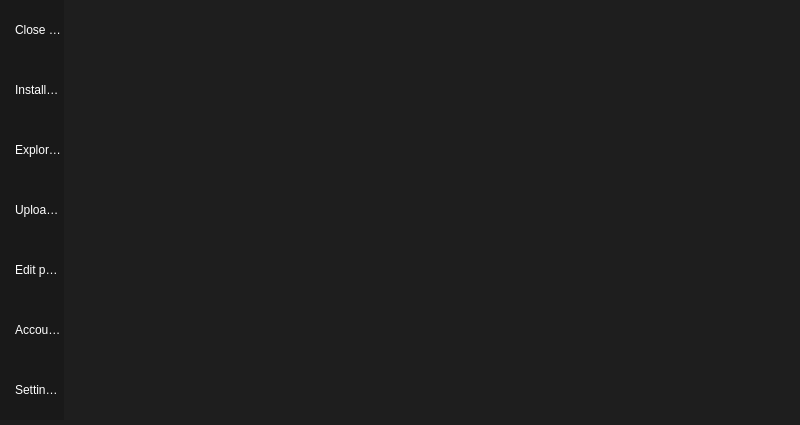
Qt form ui/gui.ui (horsy-ml/horsy) before a commit.
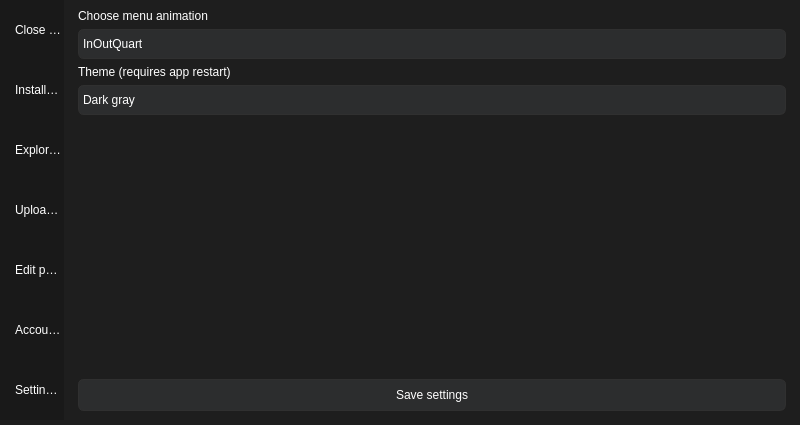
The same form after that commit. The open tabs and pages were chosen to show the change. Icons and pictures are not drawn.

Commit message: finished gui layout

Patch:
```diff
--- a/ui/gui.ui
+++ b/ui/gui.ui
@@ -1262,7 +1262,122 @@
         </item>
        </layout>
       </widget>
-      <widget class="QWidget" name="gui_settings_page"/>
+      <widget class="QWidget" name="gui_settings_page">
+       <layout class="QVBoxLayout" name="verticalLayout_11">
+        <item>
+         <widget class="QWidget" name="settings_lay" native="true">
+          <layout class="QVBoxLayout" name="verticalLayout_10">
+           <property name="leftMargin">
+            <number>0</number>
+           </property>
+           <property name="topMargin">
+            <number>0</number>
+           </property>
+           <property name="rightMargin">
+            <number>0</number>
+           </property>
+           <property name="bottomMargin">
+            <number>0</number>
+           </property>
+           <item>
+            <widget class="QLabel" name="choose_animation_label">
+             <property name="text">
+              <string>Choose menu animation</string>
+             </property>
+            </widget>
+           </item>
+           <item>
+            <widget class="QComboBox" name="choose_animation_box">
+             <property name="minimumSize">
+              <size>
+               <width>0</width>
+               <height>30</height>
+              </size>
+             </property>
+             <item>
+              <property name="text">
+               <string>InOutQuart</string>
+              </property>
+             </item>
+             <item>
+              <property name="text">
+               <string>InOutBack</string>
+              </property>
+             </item>
+             <item>
+              <property name="text">
+               <string>InOutBounce</string>
+              </property>
+             </item>
+             <item>
+              <property name="text">
+               <string>OutBack</string>
+              </property>
+             </item>
+             <item>
+              <property name="text">
+               <string>OutElastic</string>
+              </property>
+             </item>
+            </widget>
+           </item>
+           <item>
+            <widget class="QLabel" name="choose_theme_label">
+             <property name="text">
+              <string>Theme (requires app restart)</string>
+             </property>
+            </widget>
+           </item>
+           <item>
+            <widget class="QComboBox" name="choose_theme_box">
+             <property name="minimumSize">
+              <size>
+               <width>0</width>
+               <height>30</height>
+              </size>
+             </property>
+             <item>
+              <property name="text">
+               <string>Dark gray</string>
+              </property>
+             </item>
+             <item>
+              <property name="text">
+               <string>Black</string>
+              </property>
+             </item>
+             <item>
+              <property name="text">
+               <string>Black acrylic</string>
+              </property>
+             </item>
+            </widget>
+           </item>
+           <item>
+            <spacer name="settings_vertical_spacer">
+             <property name="orientation">
+              <enum>Qt::Vertical</enum>
+             </property>
+             <property name="sizeHint" stdset="0">
+              <size>
+               <width>20</width>
+               <height>40</height>
+              </size>
+             </property>
+            </spacer>
+           </item>
+          </layout>
+         </widget>
+        </item>
+        <item>
+         <widget class="QPushButton" name="save_settings_button">
+          <property name="text">
+           <string>Save settings</string>
+          </property>
+         </widget>
+        </item>
+       </layout>
+      </widget>
      </widget>
     </item>
    </layout>
```
Left out of the diff: 46 changed lines with no effect on the pictures. The commit also changes 1 other file.
